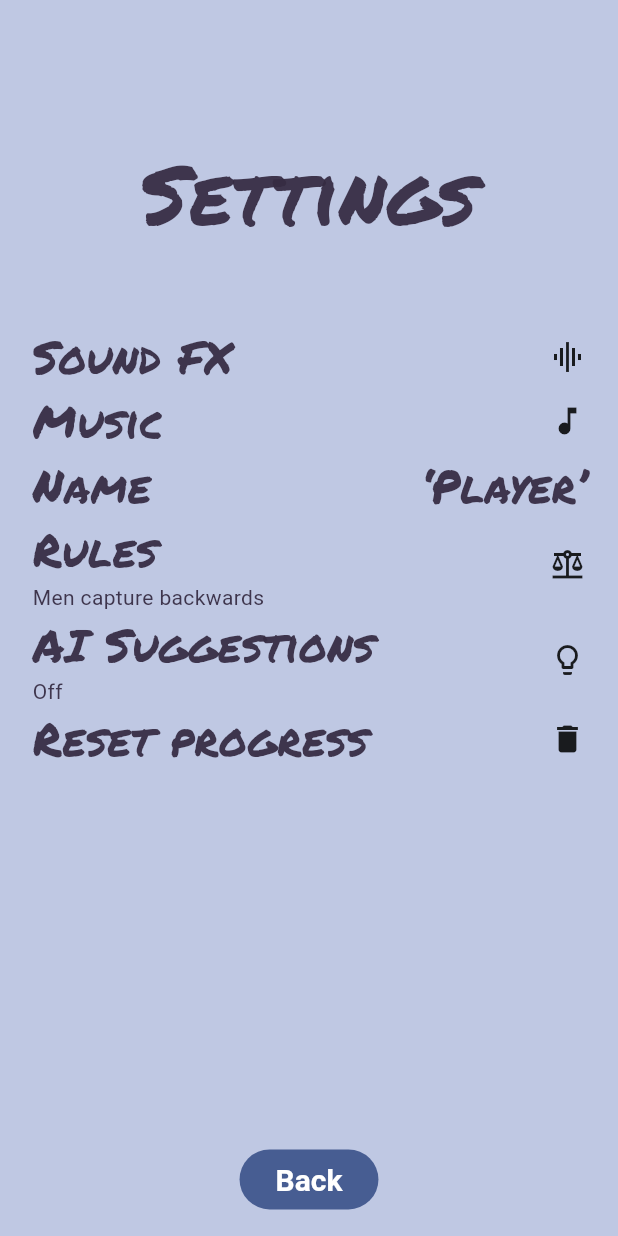
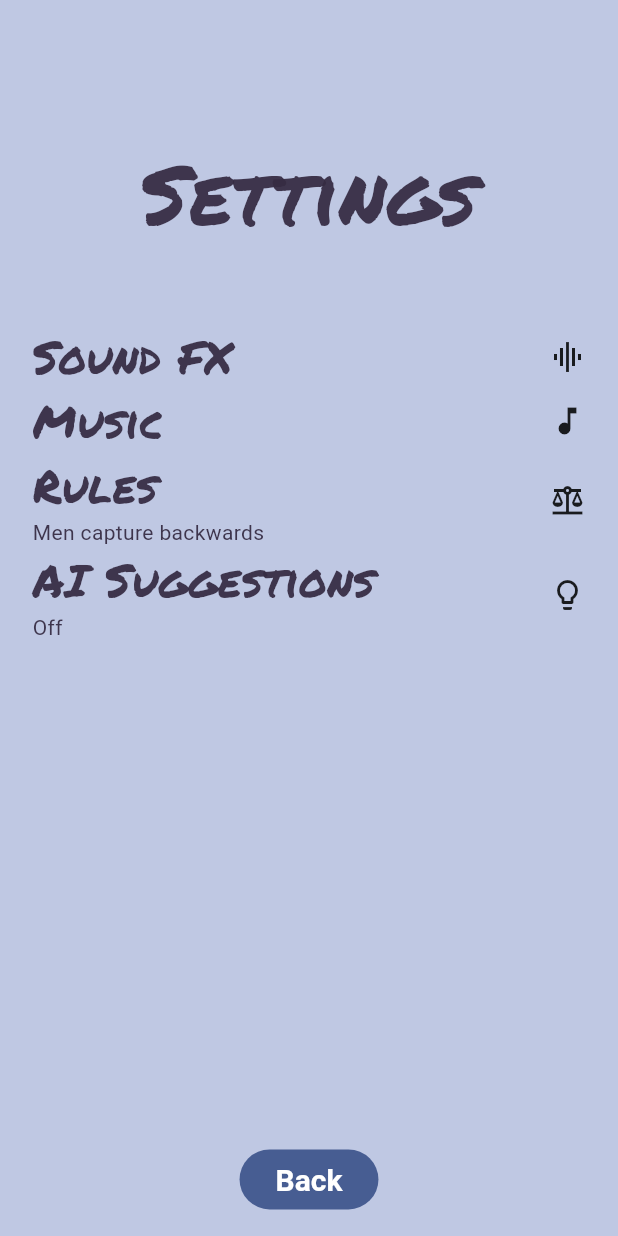
Before and after one commit to tedneward/Checkers, a Flutter app: the SettingsScreen screen opened by its route, on a phone screen of 412 x 824 dp. Run offline on Flutter 3.47's test engine with Material 3 defaults, Android fonts, the phone set to English and light mode, and no system bars; our stand-ins replace audioplayers, go_router, package_info_plus, shared_preferences, sqflite, sqflite_common_ffi and 1 more; accounts and stored records are empty; project files that could hold a hidden picture were left out.

Commit message:
Removed Name and Reset Progress from Settings (Issue 5, Issue 6)

```diff
--- a/code/lib/settings/settings_screen.dart
+++ b/code/lib/settings/settings_screen.dart
@@ -57,7 +57,6 @@ class SettingsScreen extends StatelessWidget {
                 onSelected: settings.toggleMusicOn,
               ),
             ),
-            _NameChangeLine('Name'),
             ValueListenableBuilder<RuleVariant>(
               valueListenable: settings.ruleVariant,
               builder: (context, variant, child) => _SettingsLine(
@@ -76,20 +75,6 @@ class SettingsScreen extends StatelessWidget {
                 caption: enabled ? 'On' : 'Off',
               ),
             ),
-            _SettingsLine(
-              'Reset progress',
-              const Icon(Icons.delete),
-              onSelected: () {
-                context.read<PlayerProgress>().reset();
-
-                final messenger = ScaffoldMessenger.of(context);
-                messenger.showSnackBar(
-                  const SnackBar(
-                    content: Text('Player progress has been reset.'),
-                  ),
-                );
-              },
-            ),
             _gap,
           ],
         ),
@@ -98,48 +83,6 @@ class SettingsScreen extends StatelessWidget {
             GoRouter.of(context).pop();
           },
           child: const Text('Back'),
-        ),
-      ),
-    );
-  }
-}
-
-class _NameChangeLine extends StatelessWidget {
-  final String title;
-
-  const _NameChangeLine(this.title);
-
-  @override
-  Widget build(BuildContext context) {
-    final settings = context.watch<SettingsController>();
-
-    return InkResponse(
-      highlightShape: BoxShape.rectangle,
-      onTap: () => showCustomNameDialog(context),
-      child: Padding(
-        padding: const EdgeInsets.symmetric(horizontal: 8),
-        child: Row(
-          mainAxisAlignment: MainAxisAlignment.center,
-          children: [
-            Text(
-              title,
-              style: const TextStyle(
-                fontFamily: 'Permanent Marker',
-                fontSize: 30,
-              ),
-            ),
-            const Spacer(),
-            ValueListenableBuilder(
-              valueListenable: settings.playerName,
-              builder: (context, name, child) => Text(
-                '‘$name’',
-                style: const TextStyle(
-                  fontFamily: 'Permanent Marker',
-                  fontSize: 30,
-                ),
-              ),
-            ),
-          ],
         ),
       ),
     );
```
